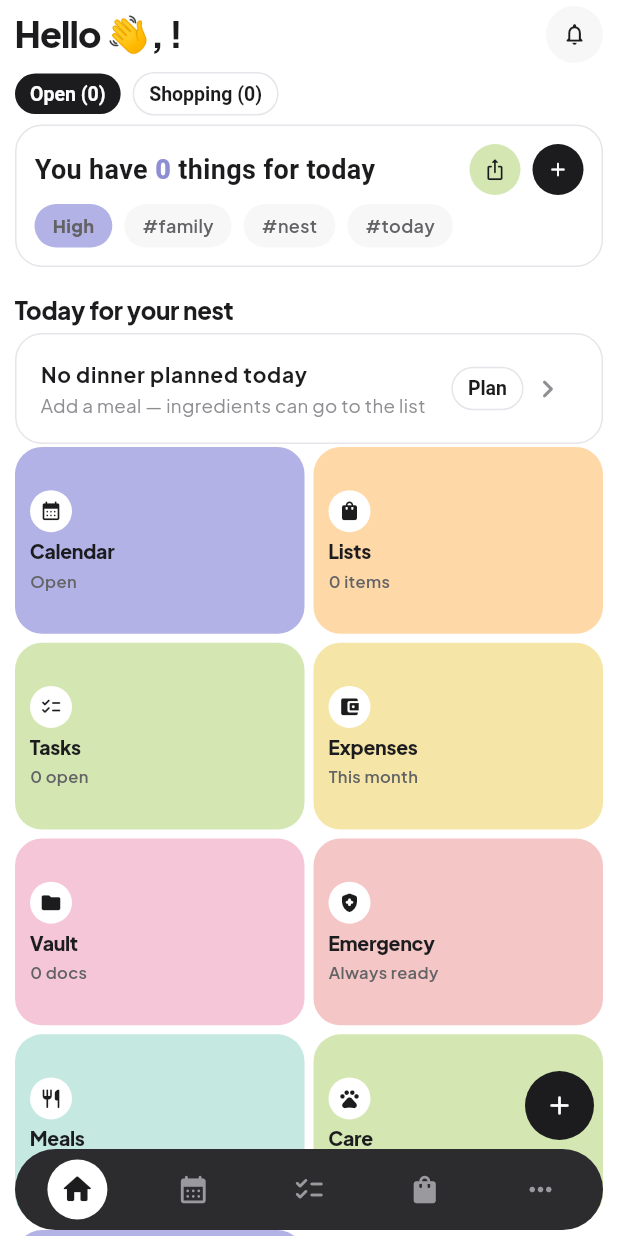
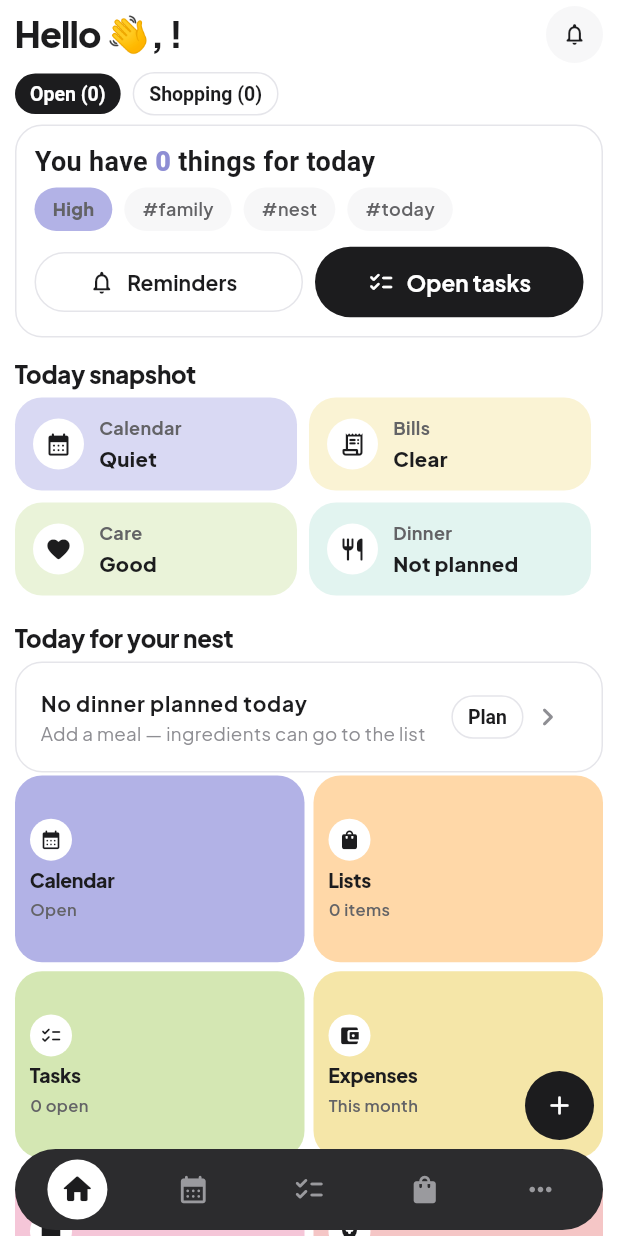
Before and after one commit to kamranibrahim/nestly, a Flutter app: the screen it shows once a user with an empty profile is signed in, on a phone screen of 412 x 824 dp. Run offline on Flutter 3.47's test engine with Material 3 defaults, Android fonts, the phone set to English and light mode, and no system bars; our stand-ins replace cloud_firestore, drift, drift_flutter, file_picker, firebase_ai, firebase_auth and 8 more; accounts and stored records are empty; generated files the repository leaves out were written again.

Commit message:
Home: polish top actions and today snapshot
Co-authored-by: Cursor <cursoragent@cursor.com>

```diff
--- a/lib/screens/home_screen.dart
+++ b/lib/screens/home_screen.dart
@@ -193,19 +193,6 @@ class HomeScreen extends ConsumerWidget {
                                   ),
                                 ),
                               ),
-                              CircleIconButton(
-                                icon: Icons.ios_share_rounded,
-                                background: AppColors.mint,
-                                foreground: AppColors.ink,
-                                size: 34,
-                                onTap: () => onOpenTab(2),
-                              ),
-                              const SizedBox(width: 8),
-                              CircleIconButton(
-                                icon: Icons.add_rounded,
-                                size: 34,
-                                onTap: () => onOpenTab(2),
-                              ),
                             ],
                           ),
                           const SizedBox(height: 6),
@@ -233,6 +220,33 @@ class HomeScreen extends ConsumerWidget {
                               _HashChip('#family'),
                               _HashChip('#nest'),
                               _HashChip('#today'),
+                            ],
+                          ),
+                          const SizedBox(height: 10),
+                          Row(
+                            children: [
+                              Expanded(
+                                child: OutlinedButton.icon(
+                                  onPressed: () => _showTodayReminders(
+                                    context,
+                                    ref,
+                                    careDue: careDue,
+                                    schoolDue: schoolDue,
+                                    billsDueSoon: billsDueSoon,
+                                    openTasks: openTasks,
+                                  ),
+                                  icon: const Icon(Icons.notifications_none_rounded),
+                                  label: const Text('Reminders'),
+                                ),
+                              ),
+                              const SizedBox(width: 8),
+                              Expanded(
+                                child: FilledButton.icon(
+                                  onPressed: () => onOpenTab(2),
+                                  icon: const Icon(Icons.checklist_rounded),
+                                  label: const Text('Open tasks'),
+                                ),
+                              ),
                             ],
                           ),
                           if (openTaskList.isNotEmpty) ...[
@@ -284,6 +298,40 @@ class HomeScreen extends ConsumerWidget {
                           ],
                         ],
                       ),
+                    ),
+                    const SizedBox(height: 12),
+                    const SectionLabel('Today snapshot'),
+                    Wrap(
+                      spacing: 8,
+                      runSpacing: 8,
+                      children: [
+                        _TodayMiniStat(
+                          label: 'Calendar',
+                          value: todayEvents.isEmpty ? 'Quiet' : '${todayEvents.length} today',
+                          icon: Icons.calendar_month_rounded,
+                          tone: AppColors.accent,
+                        ),
+                        _TodayMiniStat(
+                          label: 'Bills',
+                          value: billsDueSoon == 0 ? 'Clear' : '$billsDueSoon due',
+                          icon: Icons.receipt_long_rounded,
+                          tone: AppColors.tileYellow,
+                        ),
+                        _TodayMiniStat(
+                          label: 'Care',
+                          value: careDue == 0 ? 'Good' : '$careDue due',
+                          icon: Icons.favorite_rounded,
+                          tone: AppColors.mint,
+                        ),
+                        _TodayMiniStat(
+                          label: 'Dinner',
+                          value: dinnerMeal?.title.trim().isNotEmpty == true
+                              ? dinnerMeal!.title.trim()
+                              : 'Not planned',
+                          icon: Icons.restaurant_rounded,
+                          tone: AppColors.tileTeal,
+                        ),
+                      ],
                     ),
                     const SizedBox(height: 16),
                     const SectionLabel('Today for your nest'),
@@ -748,6 +796,75 @@ class HomeScreen extends ConsumerWidget {
   }
 }
 
+class _TodayMiniStat extends StatelessWidget {
+  const _TodayMiniStat({
+    required this.label,
+    required this.value,
+    required this.icon,
+    required this.tone,
+  });
+
+  final String label;
+  final String value;
+  final IconData icon;
+  final Color tone;
+
+  @override
+  Widget build(BuildContext context) {
+    final width = (MediaQuery.sizeOf(context).width - 36) / 2;
+    return SizedBox(
+      width: width,
+      child: NestCard(
+        color: tone.withValues(alpha: 0.5),
+        bordered: false,
+        padding: const EdgeInsets.all(12),
+        child: Row(
+          children: [
+            Container(
+              width: 34,
+              height: 34,
+              decoration: const BoxDecoration(
+                color: Colors.white,
+                shape: BoxShape.circle,
+              ),
+              child: Icon(icon, size: 18, color: AppColors.ink),
+            ),
+            const SizedBox(width: 10),
+            Expanded(
+              child: Column(
+                crossAxisAlignment: CrossAxisAlignment.start,
+                children: [
+                  Text(
+                    label,
+                    maxLines: 1,
+                    overflow: TextOverflow.ellipsis,
+                    style: const TextStyle(
+                      fontSize: 12,
+                      fontWeight: FontWeight.w700,
+                      color: AppColors.inkSecondary,
+                    ),
+                  ),
+                  const SizedBox(height: 2),
+                  Text(
+                    value,
+                    maxLines: 1,
+                    overflow: TextOverflow.ellipsis,
+                    style: const TextStyle(
+                      fontSize: 13.5,
+                      fontWeight: FontWeight.w800,
+                      color: AppColors.ink,
+                    ),
+                  ),
+                ],
+              ),
+            ),
+          ],
+        ),
+      ),
+    );
+  }
+}
+
 class _HashChip extends StatelessWidget {
   const _HashChip(this.label);
 
```
